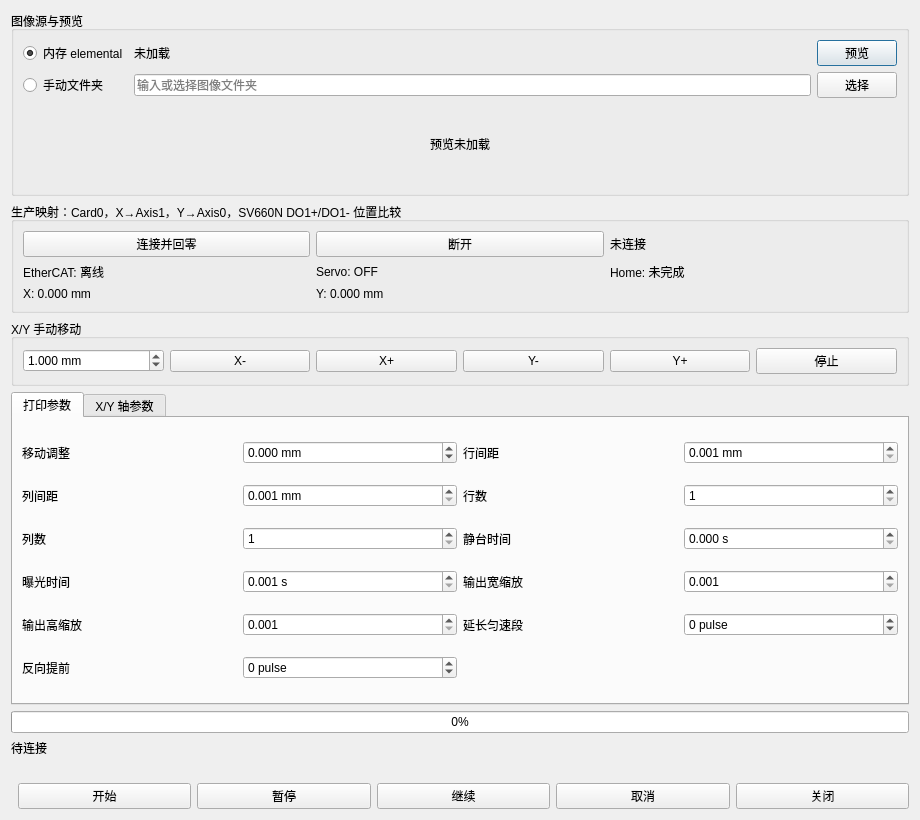
The window that mergeholo/ui/Print9030Dialog.ui (Vangzip/Holographicface) describes before a commit, drawn with Qt 5.
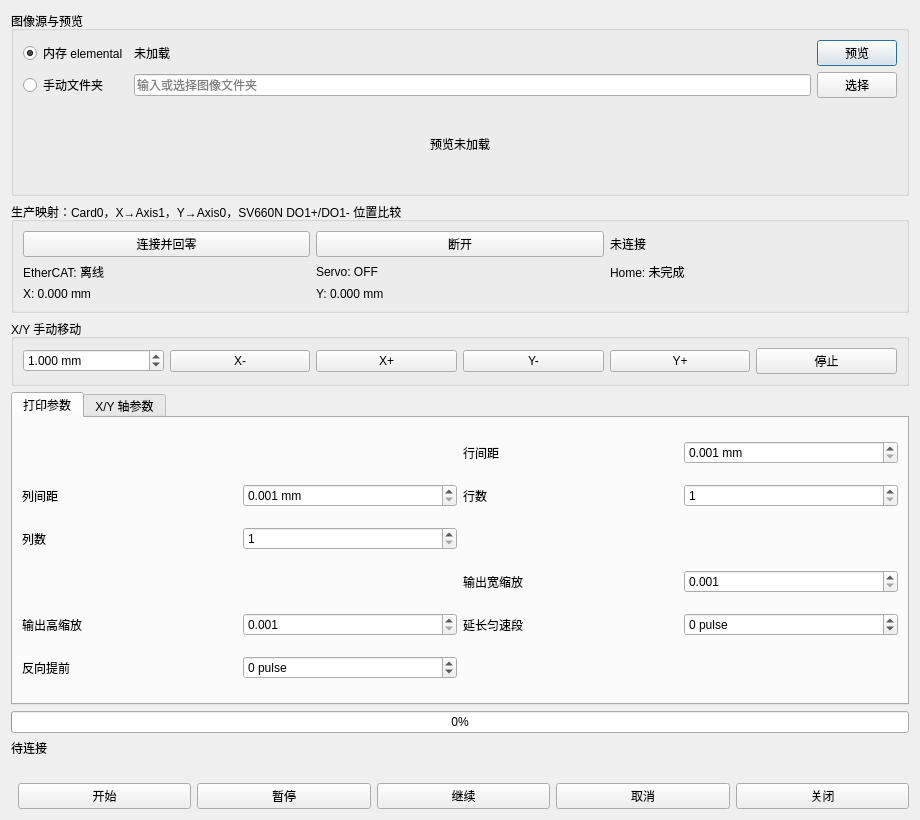
The same window after the commit.

The edit to the form file:
```diff
--- a/mergeholo/ui/Print9030Dialog.ui
+++ b/mergeholo/ui/Print9030Dialog.ui
@@ -52,8 +52,6 @@
      <widget class="QWidget" name="mainTab">
       <attribute name="title"><string>打印参数</string></attribute>
       <layout class="QGridLayout" name="mainGrid">
-       <item row="0" column="0"><widget class="QLabel" name="moveAdjustLabel"><property name="text"><string>移动调整</string></property></widget></item>
-       <item row="0" column="1"><widget class="QDoubleSpinBox" name="moveAdjustSpin"><property name="decimals"><number>3</number></property><property name="minimum"><double>-100000.000</double></property><property name="maximum"><double>100000.000</double></property><property name="suffix"><string> mm</string></property></widget></item>
        <item row="0" column="2"><widget class="QLabel" name="rowSpacingLabel"><property name="text"><string>行间距</string></property></widget></item>
        <item row="0" column="3"><widget class="QDoubleSpinBox" name="rowSpacingSpin"><property name="decimals"><number>3</number></property><property name="minimum"><double>0.001</double></property><property name="maximum"><double>100000.000</double></property><property name="suffix"><string> mm</string></property></widget></item>
        <item row="1" column="0"><widget class="QLabel" name="columnSpacingLabel"><property name="text"><string>列间距</string></property></widget></item>
@@ -62,10 +60,6 @@
        <item row="1" column="3"><widget class="QSpinBox" name="gridRowsSpin"><property name="minimum"><number>1</number></property><property name="maximum"><number>1000000</number></property></widget></item>
        <item row="2" column="0"><widget class="QLabel" name="gridColumnsLabel"><property name="text"><string>列数</string></property></widget></item>
        <item row="2" column="1"><widget class="QSpinBox" name="gridColumnsSpin"><property name="minimum"><number>1</number></property><property name="maximum"><number>1000000</number></property></widget></item>
-       <item row="2" column="2"><widget class="QLabel" name="delayLabel"><property name="text"><string>静台时间</string></property></widget></item>
-       <item row="2" column="3"><widget class="QDoubleSpinBox" name="delaySpin"><property name="decimals"><number>3</number></property><property name="maximum"><double>3600.000</double></property><property name="suffix"><string> s</string></property></widget></item>
-       <item row="3" column="0"><widget class="QLabel" name="exposureLabel"><property name="text"><string>曝光时间</string></property></widget></item>
-       <item row="3" column="1"><widget class="QDoubleSpinBox" name="exposureSpin"><property name="decimals"><number>3</number></property><property name="minimum"><double>0.001</double></property><property name="maximum"><double>3600.000</double></property><property name="suffix"><string> s</string></property></widget></item>
        <item row="3" column="2"><widget class="QLabel" name="widthScaleLabel"><property name="text"><string>输出宽缩放</string></property></widget></item>
        <item row="3" column="3"><widget class="QDoubleSpinBox" name="widthScaleSpin"><property name="decimals"><number>3</number></property><property name="minimum"><double>0.001</double></property><property name="maximum"><double>1000.000</double></property></widget></item>
        <item row="4" column="0"><widget class="QLabel" name="heightScaleLabel"><property name="text"><string>输出高缩放</string></property></widget></item>
```
